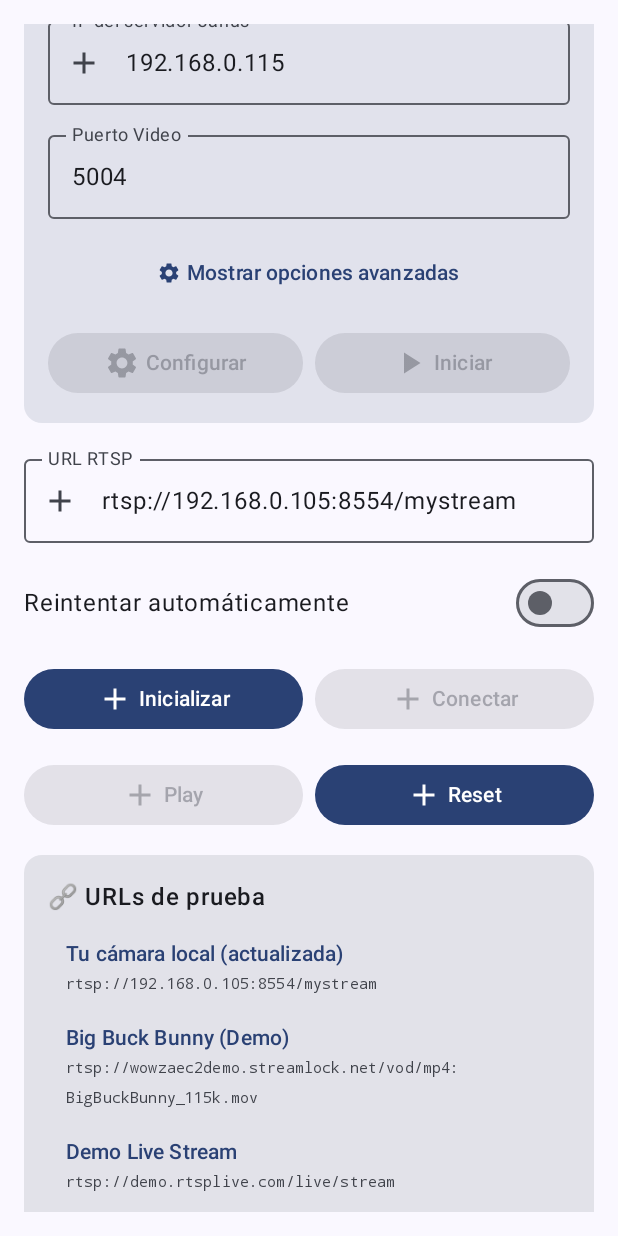
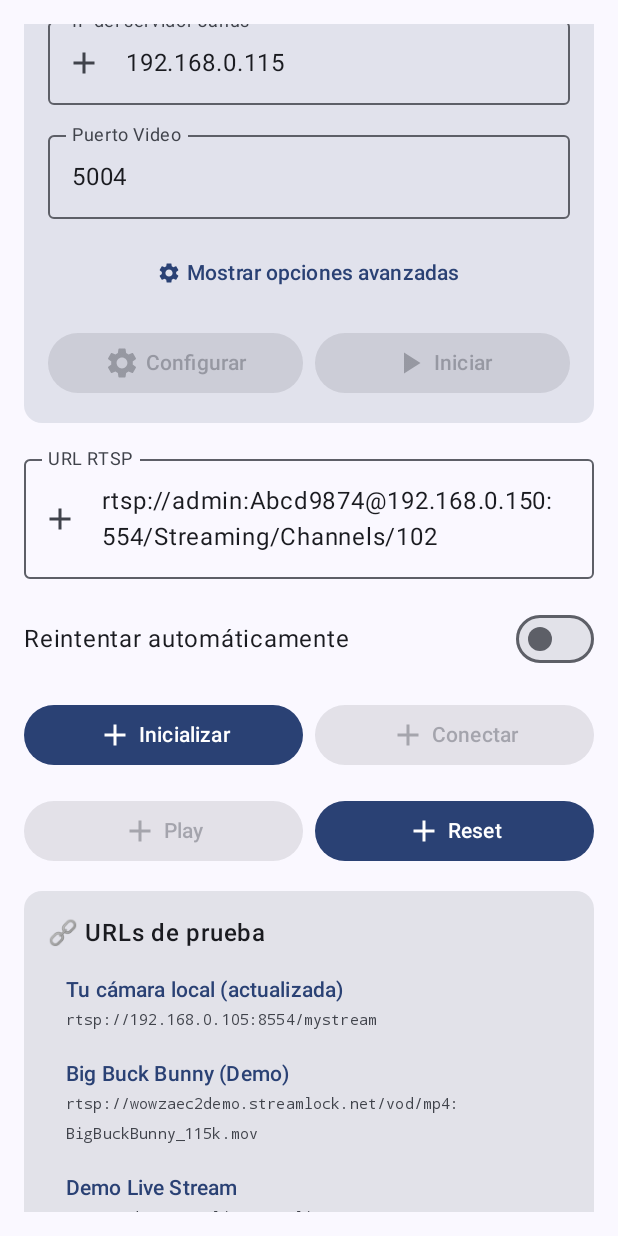
Before and after one commit to innovadeveloper/makeandroid, an Android app built with Jetpack Compose: the composable RTSPPlayerScreen shown on its own in the app's theme, scrolled down 554 dp, on a phone screen of 412 x 824 dp. Run offline under Robolectric (Android 15) with nearby library versions, the phone set to English and light mode, and no system bars.

Commit message:
url changed

```diff
--- a/app/src/main/java/com/innova/gstream/RTSPPlayerScreen.kt
+++ b/app/src/main/java/com/innova/gstream/RTSPPlayerScreen.kt
@@ -32,7 +32,8 @@ fun RTSPPlayerScreen() {
     val forwardingInfo by player.forwardingInfo.collectAsState()
 
     // Estados locales de la UI
-    var rtspUrl by remember { mutableStateOf("rtsp://192.168.0.105:8554/mystream") }
+//    var rtspUrl by remember { mutableStateOf("rtsp://192.168.0.105:8554/mystream") }
+    var rtspUrl by remember { mutableStateOf("rtsp://admin:Abcd9874@192.168.0.150:554/Streaming/Channels/102") }
     var isAutoRetryEnabled by remember { mutableStateOf(false) }
 
     // Limpiar recursos al salir
@@ -119,7 +120,7 @@ fun RTSPPlayerScreen() {
             value = rtspUrl,
             onValueChange = { rtspUrl = it },
             label = { Text("URL RTSP") },
-            placeholder = { Text("rtsp://192.168.0.105:8554/mystream") },
+            placeholder = { Text("rtsp://.....") },
             modifier = Modifier.fillMaxWidth(),
             enabled = !isPlaying,
             leadingIcon = {
```
